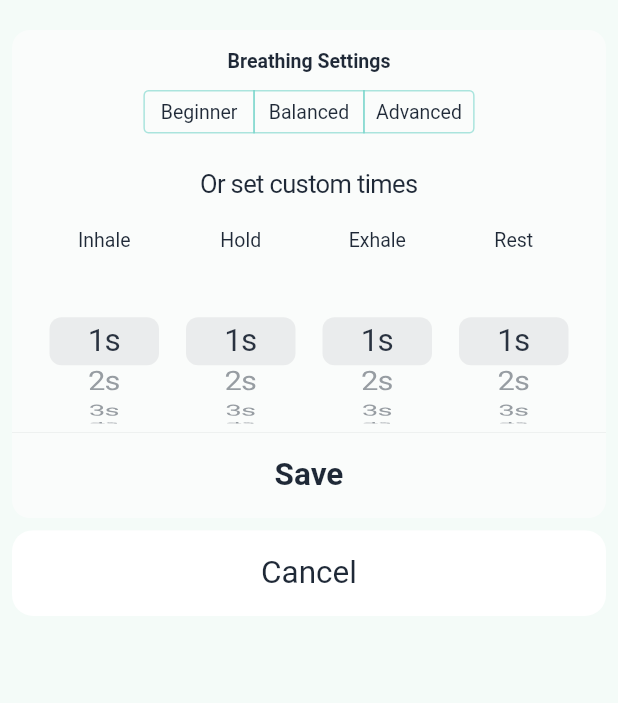
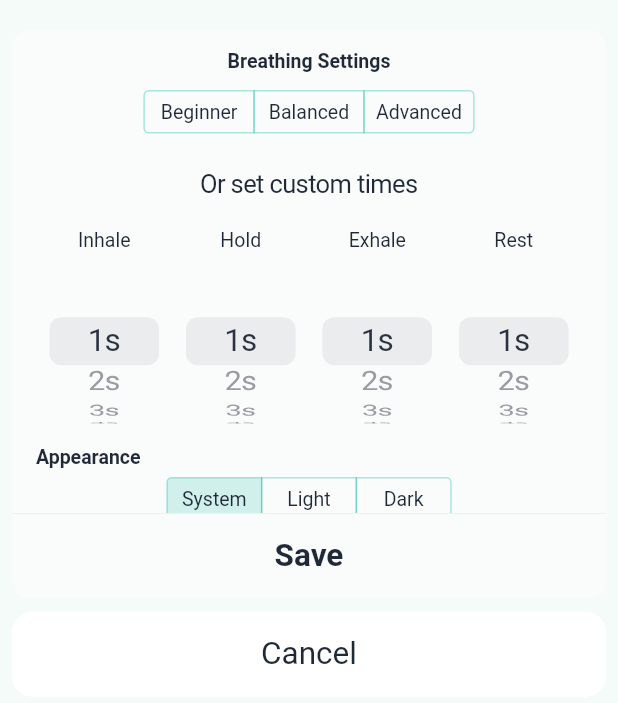
Before and after one commit to CarlosSemeao/mindbreath, a Flutter app: the _SettingsSheet widget shown alone on an empty page, opened directly with empty values, on a phone screen of 412 x 824 dp. Shown: the top 703 px of the screen. Run offline on Flutter 3.47's test engine with Material 3 defaults, Android fonts, the phone set to English and light mode, and no system bars; our stand-ins replace shared_preferences; accounts and stored records are empty.

Commit message:
Update main.dart

```diff
--- a/lib/main.dart
+++ b/lib/main.dart
@@ -52,11 +52,56 @@ class T {
       CupertinoDynamicColor.resolve(primary, c).withOpacity(a);
 }
 
+/* ----------------------- Appearance control ----------------------- */
+enum Appearance { system, light, dark }
+
+class AppearanceController extends ChangeNotifier {
+  static const _prefsKey = 'MB.appearance.v1';
+  final SharedPreferences prefs;
+  Appearance _value;
+
+  AppearanceController(this.prefs, this._value);
+
+  Appearance get value => _value;
+
+  set value(Appearance v) {
+    if (_value == v) return;
+    _value = v;
+    prefs.setInt(_prefsKey, v.index);
+    notifyListeners();
+  }
+
+  static Future<AppearanceController> load() async {
+    final p = await SharedPreferences.getInstance();
+    final idx = p.getInt(_prefsKey);
+    final v = (idx == null || idx < 0 || idx > 2)
+        ? Appearance.system
+        : Appearance.values[idx];
+    return AppearanceController(p, v);
+  }
+
+  Brightness effectiveBrightness(BuildContext context) {
+    switch (_value) {
+      case Appearance.light:
+        return Brightness.light;
+      case Appearance.dark:
+        return Brightness.dark;
+      case Appearance.system:
+      default:
+        return MediaQuery.platformBrightnessOf(context);
+    }
+  }
+}
+
 /* ---------- lightweight notifier so Progress updates instantly --- */
 final progressTick = ValueNotifier<int>(0);
 
-void main() {
+/* Make main async so we can load appearance before runApp */
+late AppearanceController appearance;
+
+Future<void> main() async {
   WidgetsFlutterBinding.ensureInitialized();
+  appearance = await AppearanceController.load();
   runApp(const MindBreathApp());
 }
 
@@ -64,13 +109,29 @@ class MindBreathApp extends StatelessWidget {
   const MindBreathApp({super.key});
   @override
   Widget build(BuildContext context) {
-    return CupertinoApp(
-      debugShowCheckedModeBanner: false,
-      theme: const CupertinoThemeData(
-        primaryColor: T.primary,
-        barBackgroundColor: T.surface,
-      ),
-      home: const RootTabs(),
+    // Base theme stays exactly as you designed (teal palette).
+    final base = const CupertinoThemeData(
+      primaryColor: T.primary,
+      barBackgroundColor: T.surface,
+    );
+
+    return AnimatedBuilder(
+      animation: appearance,
+      builder: (context, _) {
+        return CupertinoApp(
+          debugShowCheckedModeBanner: false,
+          theme: base,
+          // Use builder to apply the chosen brightness (System/Light/Dark)
+          builder: (context, child) {
+            final b = appearance.effectiveBrightness(context);
+            return CupertinoTheme(
+              data: base.copyWith(brightness: b),
+              child: child!,
+            );
+          },
+          home: const RootTabs(),
+        );
+      },
     );
   }
 }
@@ -352,7 +413,6 @@ class _RingsGlobe extends StatelessWidget {
     return Stack(
       fit: StackFit.expand,
       children: [
-        // (shadow removed)
         CustomPaint(painter: _RingsPainter(c1: c1, c2: c2, c3: c3)),
         Center(
           child: Text(
@@ -381,7 +441,7 @@ class _RingsPainter extends CustomPainter {
   bool shouldRepaint(covariant _RingsPainter o) => o.c1 != c1 || o.c2 != c2 || o.c3 != c3;
 }
 
-/* ---------------- Settings sheet (dark-gray text) --------------- */
+/* ---------------- Settings sheet (with Appearance) --------------- */
 class _SettingsSheet extends StatefulWidget {
   final BreathSettings initial;
   const _SettingsSheet({required this.initial});
@@ -395,6 +455,8 @@ class _SettingsSheetState extends State<_SettingsSheet> {
   _Mode mode = _Mode.preset;
   int preset = 1; // 0 beginner, 1 balanced, 2 advanced
   late BreathSettings custom;
+
+  Appearance _appearance = appearance.value;
 
   @override
   void initState() {
@@ -445,6 +507,37 @@ class _SettingsSheetState extends State<_SettingsSheet> {
           if (mode == _Mode.custom) _CustomPickers(
             value: custom,
             onChanged: (s) => setState(() => custom = s),
+          ),
+          const SizedBox(height: 10),
+          // ------- Appearance (System / Light / Dark) -------
+          Align(
+            alignment: Alignment.centerLeft,
+            child: Text('Appearance', style: TextStyle(color: ink, fontWeight: FontWeight.w600)),
+          ),
+          const SizedBox(height: 6),
+          CupertinoSegmentedControl<Appearance>(
+            groupValue: _appearance,
+            onValueChanged: (v) {
+              setState(() => _appearance = v);
+              appearance.value = v; // persists + notifies app-wide
+            },
+            selectedColor: T.ring(context, .18),
+            unselectedColor: const Color(0x00000000),
+            borderColor: T.ring(context, .35),
+            children: {
+              Appearance.system: Padding(
+                padding: const EdgeInsets.symmetric(horizontal: 10, vertical: 4),
+                child: Text('System', style: TextStyle(color: ink)),
+              ),
+              Appearance.light: Padding(
+                padding: const EdgeInsets.symmetric(horizontal: 10, vertical: 4),
+                child: Text('Light', style: TextStyle(color: ink)),
+              ),
+              Appearance.dark: Padding(
+                padding: const EdgeInsets.symmetric(horizontal: 10, vertical: 4),
+                child: Text('Dark', style: TextStyle(color: ink)),
+              ),
+            },
           ),
         ],
       ),
```
